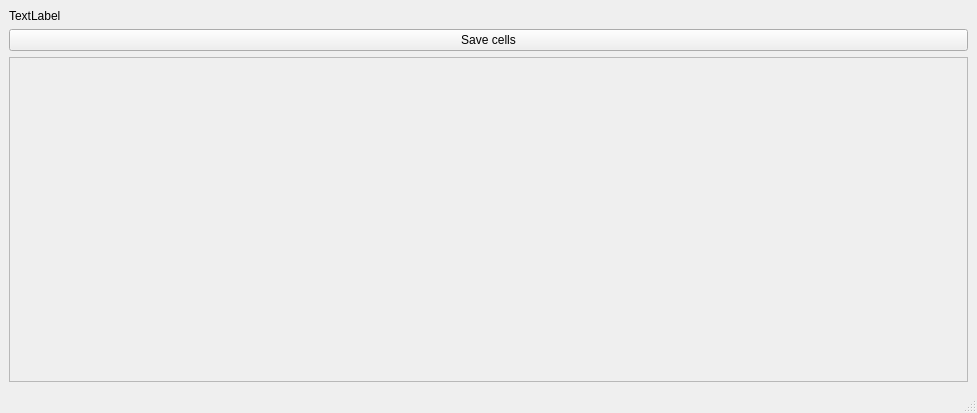
The window that mainwindow.ui (chrert/Visual-Sudoku-Solver) describes before a commit, drawn with Qt 5.
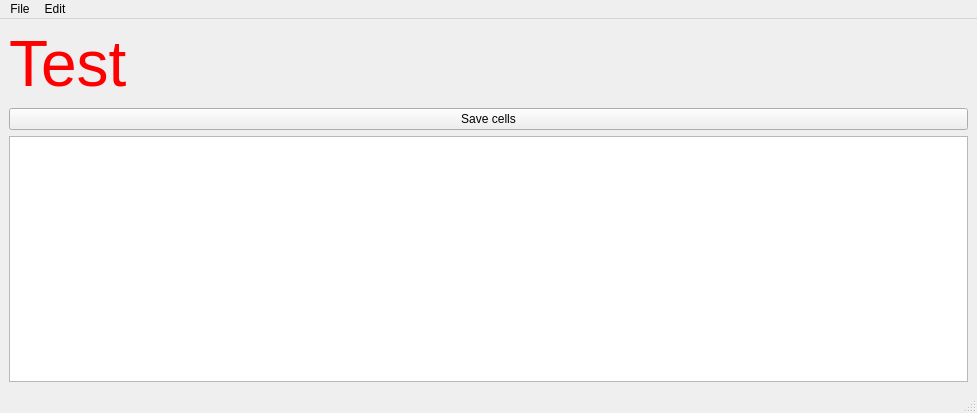
The same window after the commit.

What changed in the file:
```diff
--- a/mainwindow.ui
+++ b/mainwindow.ui
@@ -20,7 +20,10 @@
       <item>
        <widget class="QLabel" name="camView">
         <property name="text">
-         <string>TextLabel</string>
+         <string>&lt;html&gt;&lt;head/&gt;&lt;body&gt;&lt;p&gt;&lt;span style=&quot; font-size:48pt; color:#ff0000;&quot;&gt;Test&lt;/span&gt;&lt;/p&gt;&lt;/body&gt;&lt;/html&gt;</string>
+        </property>
+        <property name="textFormat">
+         <enum>Qt::RichText</enum>
         </property>
        </widget>
       </item>
@@ -39,8 +42,14 @@
     <item>
      <widget class="QPlainTextEdit" name="console">
       <property name="enabled">
+       <bool>true</bool>
+      </property>
+      <property name="undoRedoEnabled">
        <bool>false</bool>
       </property>
+      <property name="readOnly">
+       <bool>true</bool>
+      </property>
      </widget>
     </item>
    </layout>
@@ -54,6 +63,22 @@
      <height>21</height>
     </rect>
    </property>
+   <widget class="QMenu" name="menuFile">
+    <property name="title">
+     <string>File</string>
+    </property>
+    <addaction name="actionLoad"/>
+    <addaction name="actionSave"/>
+   </widget>
+   <widget class="QMenu" name="menuTools">
+    <property name="title">
+     <string>Edit</string>
+    </property>
+    <addaction name="actionTrain"/>
+    <addaction name="actionCrossValidation"/>
+   </widget>
+   <addaction name="menuFile"/>
+   <addaction name="menuTools"/>
   </widget>
   <widget class="QStatusBar" name="statusbar"/>
  </widget>
```
Left out of the diff: 23 changed lines with no effect on the pictures.
